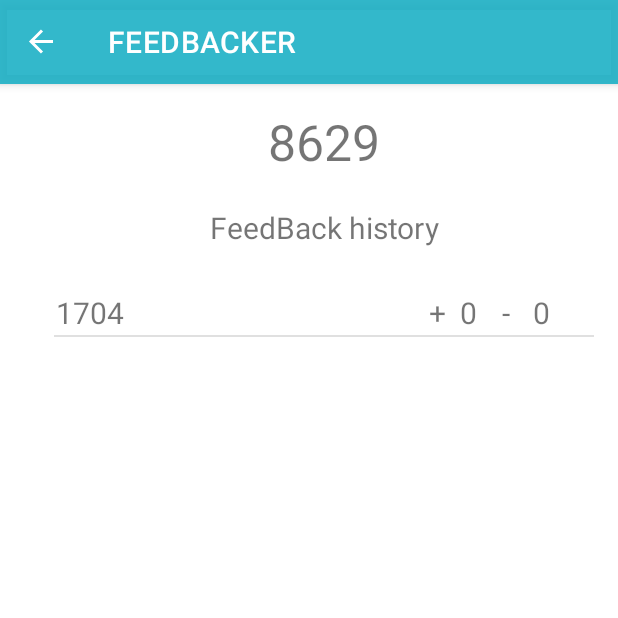
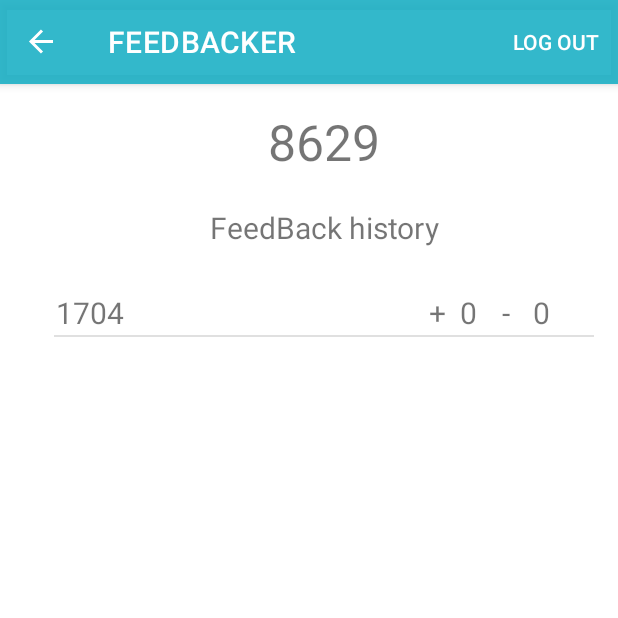
Before and after one commit to serdarselcuk/mathMind_android, an Android app: the FeedBackerFragment screen opened through its navigation route, after a tap on "DONE", on a phone screen of 412 x 824 dp, the top half of it. Run offline under Robolectric (Android 15) with nearby library versions, the phone set to English and light mode, and no system bars; our stand-ins replace navigation-ui; 3 statements that could not run were skipped; 2 other taps on this screen came first.

Commit message:
sign out for each page implemented back press from home implemented

```diff
--- a/app/src/main/java/com/src/mathmind/ui/feedbacker/FeedBackerFragment.kt
+++ b/app/src/main/java/com/src/mathmind/ui/feedbacker/FeedBackerFragment.kt
@@ -1,5 +1,6 @@
 package com.src.mathmind.ui.feedbacker
 
+import ShowDialog
 import android.app.AlertDialog
 import android.content.Context
 import android.os.Bundle
@@ -98,7 +99,7 @@ class FeedBackerFragment : Fragment() {
 
         _binding = FragmentFeedbackerBinding.inflate(inflater, container, false)
         val root: View = binding.root
-        mainActivity.setShowSignOutVisible(false)
+        mainActivity.setShowSignOutVisible(true)
         progressBar = binding.progressBar
         plusButton = binding.plusButton
         minusButton = binding.minusButton
@@ -118,9 +119,12 @@ class FeedBackerFragment : Fragment() {
         setClickListeners(doneButton)
 
         if (feedBackerViewModel.guessNum.value == 0) {
-            showDialog(
+
+            ShowDialog().create(
+                requireContext(),
                 getString(R.string.get_ready),
-                getString(R.string.hold_a_number)
+                getString(R.string.hold_a_number),
+                getString(android.R.string.ok)
             )
         }
 
@@ -215,17 +219,6 @@ class FeedBackerFragment : Fragment() {
         _binding = null
     }
 
-    private fun showDialog(title: String, message: String) {
-        val builder = AlertDialog.Builder(requireContext())
-        builder.setTitle(title)
-            .setMessage(message)
-            .setPositiveButton(getString(R.string.OK_BUTTON)) { dialog, _ ->
-                dialog.dismiss()
-            }
-        val dialog = builder.create()
-        dialog.show()
-    }
-
     private fun showDialog(title: String, message: String, navigate: Int) {
         val builder = AlertDialog.Builder(requireContext())
         builder.setTitle(title)
--- a/app/src/main/java/com/src/mathmind/ui/home/HomeFragment.kt
+++ b/app/src/main/java/com/src/mathmind/ui/home/HomeFragment.kt
@@ -16,6 +16,8 @@ import com.google.android.material.navigation.NavigationView
 import com.src.mathmind.MainActivity
 import com.src.mathmind.R
 import com.src.mathmind.databinding.FragmentHomeBinding
+import com.src.mathmind.models.LoginViewState
+import com.src.mathmind.ui.login.LoginViewModel
 
 class HomeFragment : Fragment() {
     private lateinit var mainActivity: MainActivity
@@ -34,6 +36,7 @@ class HomeFragment : Fragment() {
         container: ViewGroup?,
         savedInstanceState: Bundle?
     ): View {
+
         val homeViewModel =
             ViewModelProvider(this)[HomeViewModel::class.java]
 
--- /dev/null
+++ b/app/src/main/java/com/src/mathmind/utils/ShowDialog.kt
@@ -0,0 +1,38 @@
+import android.content.Context
+import android.util.Log
+import androidx.appcompat.app.AlertDialog
+
+class ShowDialog() {
+    fun create(
+        context: Context,
+        title: String,
+        message: String,
+        positiveButton: String? = null,
+        negativeButton: String? = null,
+        onPositiveClick: (() -> Unit)? = null,
+        onNegativeClick: (() -> Unit)? = null
+    ) {
+        val builder = AlertDialog.Builder(context)
+        builder.setTitle(title)
+        builder.setMessage(message)
+
+        positiveButton?.let {
+            builder.setPositiveButton(it) { dialog, _ ->
+                Log.d("DialogView", "positive button clicked")
+                dialog.dismiss()
+                onPositiveClick?.invoke()
+            }
+        }
+
+        negativeButton?.let {
+            builder.setNegativeButton(it) { dialog, _ ->
+                Log.d("DialogView", "negative button clicked")
+                dialog.dismiss()
+                onNegativeClick?.invoke()
+            }
+        }
+
+        val dialog = builder.create()
+        dialog.show()
+    }
+}
--- a/app/src/main/java/com/src/mathmind/utils/Utility.kt
+++ b/app/src/main/java/com/src/mathmind/utils/Utility.kt
@@ -1,5 +1,6 @@
 package com.src.mathmind.utils
 
+import android.app.AlertDialog
 import android.content.Context
 import android.graphics.drawable.ColorDrawable
 import android.view.View
@@ -148,5 +149,6 @@ class Utility {
 
             return arrayOf(placedNumber, notPlacedNumber)
         }
+
     }
 }
--- a/app/src/main/res/navigation/mobile_navigation.xml
+++ b/app/src/main/res/navigation/mobile_navigation.xml
@@ -41,6 +41,9 @@
         tools:layout="@layout/fragment_guesser" >
 
         <action
+            android:id="@+id/action_nav_guesser_to_login"
+            app:destination="@id/nav_login" />
+        <action
             android:id="@+id/action_nav_guesser_to_nav_home"
             app:destination="@id/nav_home" />
     </fragment>
@@ -51,6 +54,9 @@
         android:label="@string/feedBacker_header"
         tools:layout="@layout/fragment_feedbacker" >
 
+        <action
+            android:id="@+id/action_nav_feedbacker_to_login"
+            app:destination="@id/nav_login" />
         <action
             android:id="@+id/action_nav_feedbacker_to_nav_home"
             app:destination="@id/nav_home" />
--- a/app/src/main/res/values/strings.xml
+++ b/app/src/main/res/values/strings.xml
@@ -51,5 +51,6 @@
     <string name="wait">WAIT</string>
     <string name="get_ready">Get Ready!</string>
     <string name="hold_a_number">Hold a number. I will try to guess and wait for your feedback. You can provide it in \"+\" for each digits in correct order and in \"-\" for each in wrong place</string>
-
+<string name="sign_out_description">Are you sure you want to sign out?</string>
+    <string name="sign_out_title">Signing out!</string>
 </resources>
```
Also changed, not shown: app/src/main/java/com/src/mathmind/MainActivity.kt (+39 -11 lines), app/src/main/java/com/src/mathmind/ui/guesser/GuesserFragment.kt (+12 -16 lines), app/src/main/java/com/src/mathmind/ui/login/LoginFragment.kt (+17 -14 lines).
